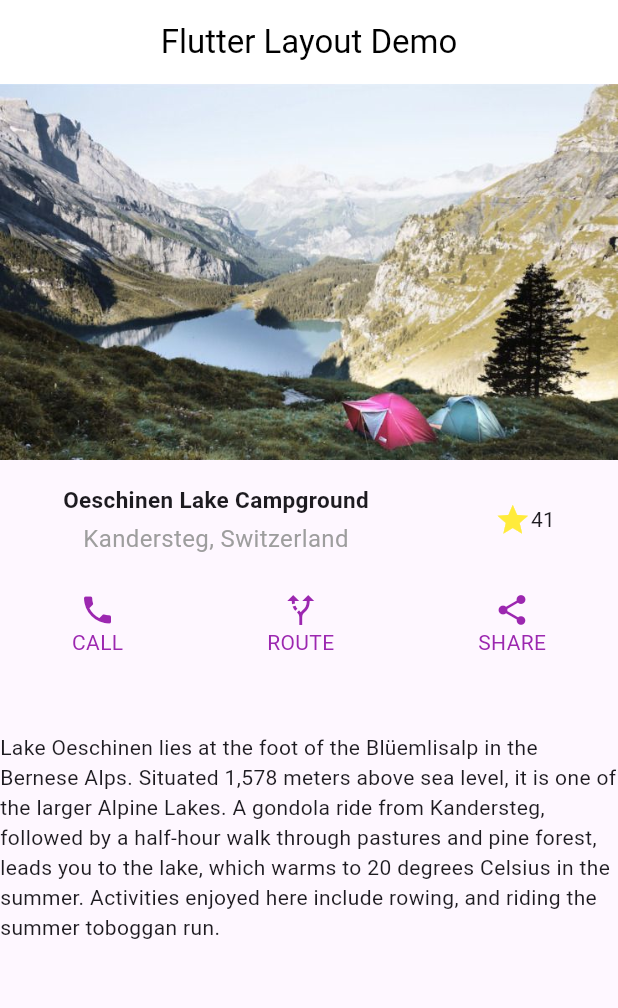
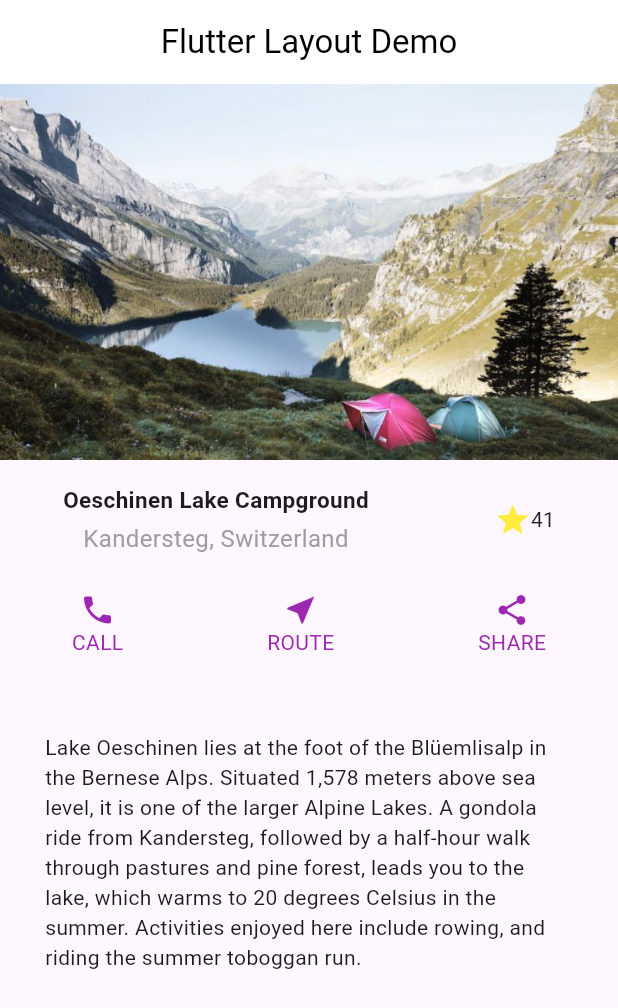
Before and after one commit to JuanLondono01/LayoutFlutter, a Flutter app: the screen it shows after launch, on a phone screen of 412 x 824 dp. Shown: the top 1008 px of the screen. Run offline on Flutter 3.47's test engine with Material 3 defaults, Android fonts, the phone set to English and light mode, and no system bars.

Commit message:
Agregar componente de iconos

```diff
--- a/lib/icon.dart
+++ b/lib/icon.dart
@@ -1,9 +1,16 @@
 import 'package:flutter/material.dart';
 
-Column Iconsbuilder(Color color, IconData icon, String label){
+Column iconsbuilder(Color color, IconData icon, String label) {
   return Column(
     children: [
-
+      Icon(
+        icon,
+        color: color,
+      ),
+      Text(
+        label,
+        style: TextStyle(color: color),
+      )
     ],
   );
 }
--- a/lib/main.dart
+++ b/lib/main.dart
@@ -1,4 +1,5 @@
 import 'package:flutter/material.dart';
+import 'package:layout/icon.dart';
 
 void main() {
   runApp(const MyApp());
@@ -12,21 +13,25 @@ class MyApp extends StatelessWidget {
     return MaterialApp(
       home: Scaffold(
         appBar: AppBar(
-          title: const Text("Flutter Layout Demo", style: TextStyle(color: Colors.black),),
+          title: const Text(
+            "Flutter Layout Demo",
+            style: TextStyle(color: Colors.black),
+          ),
           centerTitle: true,
           backgroundColor: Colors.white,
         ),
-        body: const Padding(
+        body: Padding(
           padding: EdgeInsets.all(0),
           child: Column(
             children: [
-              Image(
+              const Image(
                 image: AssetImage("assets/images/Fondo.png"),
               ),
-              SizedBox(height: 16),
-              Row(
+              const SizedBox(height: 16),
+              const Row(
                 mainAxisAlignment: MainAxisAlignment.spaceAround,
                 children: [
+
                   Column(
                     children: [
                       Text(
@@ -57,51 +62,18 @@ class MyApp extends StatelessWidget {
                   )
                 ],
               ),
-              SizedBox(height: 24),
+              const SizedBox(height: 24),
               Row(
                 mainAxisAlignment: MainAxisAlignment.spaceAround,
                 children: [
-                  Column(
-                    children: [
-                      Icon(
-                        Icons.phone,
-                        color: Colors.purple,
-                      ),
-                      Text(
-                        "CALL",
-                        style: TextStyle(color: Colors.purple),
-                      )
-                    ],
-                  ),
-                  Column(
-                    children: [
-                      Icon(
-                        Icons.alt_route,
-                        color: Colors.purple,
-                      ),
-                      Text(
-                        "ROUTE",
-                        style: TextStyle(color: Colors.purple),
-                      )
-                    ],
-                  ),
-                  Column(
-                    children: [
-                      Icon(
-                        Icons.share,
-                        color: Colors.purple,
-                      ),
-                      Text(
-                        "SHARE",
-                        style: TextStyle(color: Colors.purple),
-                      )
-                    ],
-                  ),
+                  iconsbuilder(Colors.purple, Icons.phone, "CALL"),
+                  iconsbuilder(Colors.purple, Icons.near_me, "ROUTE"),
+                  iconsbuilder(Colors.purple, Icons.share, "SHARE"),
                 ],
               ),
-              Center(
+              const Center(
                 child: Padding(
-                  padding: EdgeInsets.only(top: 50),
+                  padding: EdgeInsets.only(top: 50, left: 30, right: 30),
                   child: Text(
                     'Lake Oeschinen lies at the foot of the Blüemlisalp in the Bernese Alps. '
                     'Situated 1,578 meters above sea level, it is one of the larger Alpine Lakes. '
```
Also changed, not shown: pubspec.lock.
